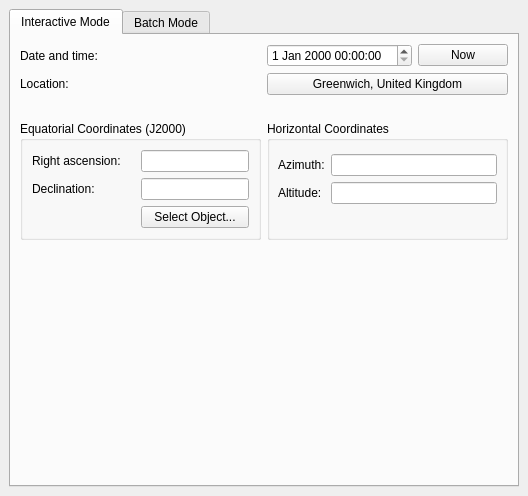
The window that kstars/tools/modcalcaltaz.ui (KDE/kstars) describes before a commit, drawn with Qt 5.
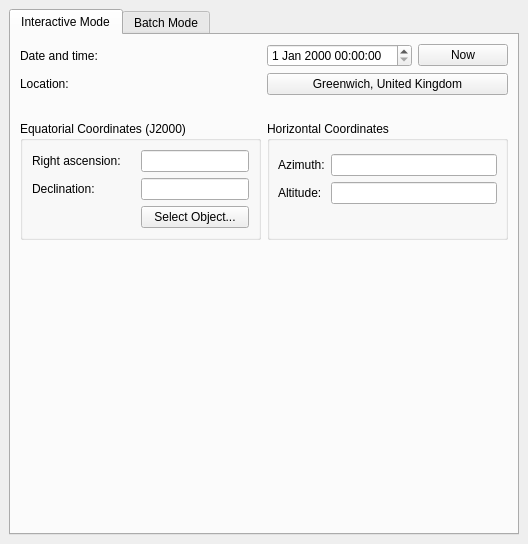
The same window after the commit. Custom widgets are drawn as their Qt base class.

```diff
--- a/kstars/tools/modcalcaltaz.ui
+++ b/kstars/tools/modcalcaltaz.ui
@@ -9,7 +9,7 @@
     <x>0</x>
     <y>0</y>
     <width>528</width>
-    <height>496</height>
+    <height>544</height>
    </rect>
   </property>
   <property name="windowTitle" >
@@ -37,6 +37,14 @@
       <number>0</number>
      </property>
      <widget class="QWidget" name="interact" >
+      <property name="geometry" >
+       <rect>
+        <x>0</x>
+        <y>0</y>
+        <width>498</width>
+        <height>488</height>
+       </rect>
+      </property>
       <attribute name="title" >
        <string>Interactive Mode</string>
       </attribute>
@@ -61,19 +69,7 @@
          <property name="leftMargin" >
           <number>0</number>
          </property>
-         <property name="topMargin" >
-          <number>0</number>
-         </property>
-         <property name="rightMargin" >
-          <number>0</number>
-         </property>
-         <property name="bottomMargin" >
-          <number>0</number>
-         </property>
-         <property name="horizontalSpacing" >
-          <number>6</number>
-         </property>
-         <property name="verticalSpacing" >
+         <property name="spacing" >
           <number>6</number>
          </property>
          <item row="0" column="1" >
@@ -913,6 +909,12 @@
    <extends>QPushButton</extends>
    <header>kpushbutton.h</header>
   </customwidget>
+  <customwidget>
+   <class>KTabWidget</class>
+   <extends>QTabWidget</extends>
+   <header>ktabwidget.h</header>
+   <container>1</container>
+  </customwidget>
   <customwidget>
    <class>dmsBox</class>
    <extends>KLineEdit</extends>
```
Left out of the diff: 235 changed lines with no effect on the pictures.
